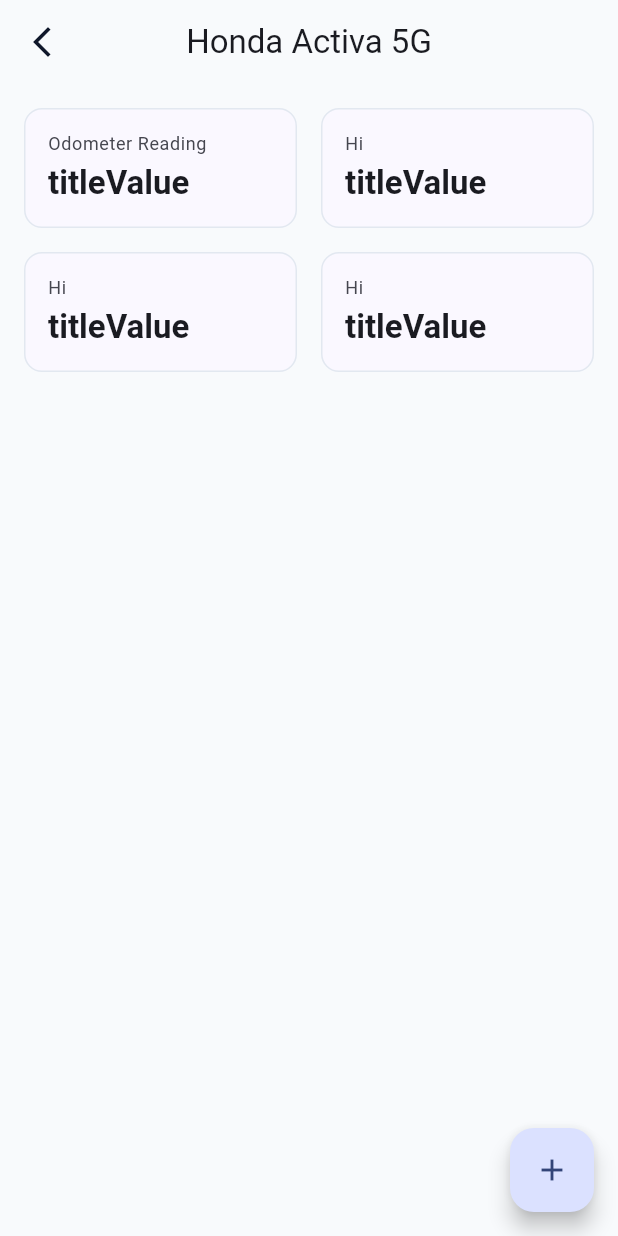
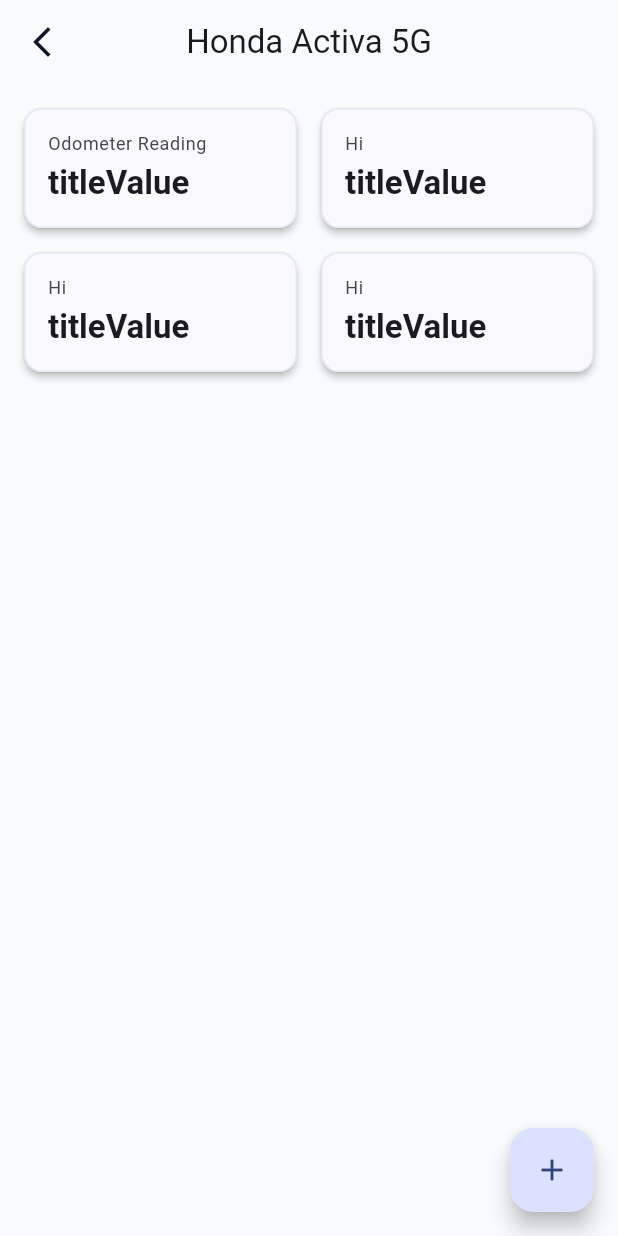
Before and after one commit to navaneethpp/odomex, a Flutter app: the screen it shows after launch, after a tap on the "visibility" icon, on a phone screen of 412 x 824 dp. Run offline on Flutter 3.47's test engine with Material 3 defaults, Android fonts, the phone set to English and light mode, and no system bars.

Commit message:
refactor: standardize UI layout values by introducing AppSizes and applying them across screen components

```diff
--- /dev/null
+++ b/lib/core/theme/app_sizes.dart
@@ -0,0 +1,74 @@
+class AppSizes {
+  AppSizes._();
+
+  // ─────────────────────────────────────────────
+  // PADDING
+  // ─────────────────────────────────────────────
+
+  static const double paddingXs = 4;
+  static const double paddingSm = 8;
+  static const double paddingMd = 12;
+  static const double paddingLg = 16;
+  static const double paddingXl = 24;
+  static const double paddingXxl = 32;
+
+  // ─────────────────────────────────────────────
+  // SPACING
+  // ─────────────────────────────────────────────
+
+  static const double spacingXs = 4;
+  static const double spacingSm = 8;
+  static const double spacingMd = 12;
+  static const double spacingLg = 16;
+  static const double spacingXl = 24;
+  static const double spacingXxl = 32;
+
+  // ─────────────────────────────────────────────
+  // BORDER RADIUS
+  // ─────────────────────────────────────────────
+
+  static const double radiusSm = 8;
+  static const double radiusMd = 10;
+  static const double radiusLg = 12;
+  static const double radiusXl = 16;
+  static const double radiusRound = 999;
+
+  // ─────────────────────────────────────────────
+  // ICON SIZES
+  // ─────────────────────────────────────────────
+
+  static const double iconXs = 16;
+  static const double iconSm = 18;
+  static const double iconMd = 20;
+  static const double iconLg = 24;
+  static const double iconXl = 32;
+
+  // ─────────────────────────────────────────────
+  // BUTTONS
+  // ─────────────────────────────────────────────
+
+  static const double buttonHeight = 48;
+  static const double buttonMinWidth = 120;
+
+  // ─────────────────────────────────────────────
+  // INPUTS
+  // ─────────────────────────────────────────────
+
+  static const double inputHeight = 48;
+
+  // ─────────────────────────────────────────────
+  // BORDERS
+  // ─────────────────────────────────────────────
+
+  static const double borderWidth = 1;
+  static const double focusedBorderWidth = 1.5;
+
+  // ─────────────────────────────────────────────
+  // ELEVATION
+  // ─────────────────────────────────────────────
+
+  static const double elevationNone = 0;
+  static const double elevationSm = 1;
+  static const double elevationMd = 2;
+  static const double elevationLg = 4;
+}
--- a/lib/screens/HomeScreen/home_screen.dart
+++ b/lib/screens/HomeScreen/home_screen.dart
@@ -1,4 +1,5 @@
 import 'package:flutter/material.dart';
+import 'package:odomex/core/theme/app_sizes.dart';
 
 import 'package:odomex/data/vehicles.dart';
 import 'package:odomex/models/vehicle.dart';
@@ -38,7 +39,7 @@
         itemCount: Vehicles.vehicles.length,
 
         separatorBuilder: (context, index) {
-          return const SizedBox(height: 12);
+          return const SizedBox(height: AppSizes.spacingMd);
         },
 
         itemBuilder: (context, index) {
--- a/lib/screens/HomeScreen/widgets/vehicle_card.dart
+++ b/lib/screens/HomeScreen/widgets/vehicle_card.dart
@@ -1,4 +1,5 @@
 import 'package:flutter/material.dart';
+import 'package:odomex/core/theme/app_sizes.dart';
 import 'package:odomex/models/vehicle.dart';
 
 class VehicleCard extends StatelessWidget {
@@ -18,12 +19,14 @@
     final theme = Theme.of(context);
 
     return Card(
-      elevation: 1,
+      elevation: AppSizes.elevationSm,
       child: InkWell(
         onTap: onView,
-        borderRadius: BorderRadius.circular(12),
+        borderRadius: BorderRadius.circular(
+          AppSizes.radiusLg,
+        ),
         child: Padding(
-          padding: const EdgeInsets.all(16),
+          padding: const EdgeInsets.all(AppSizes.paddingLg),
           child: Row(
             children: [
               Expanded(
@@ -36,7 +39,9 @@
                       style: theme.textTheme.titleMedium,
                     ),
 
-                    const SizedBox(height: 6),
+                    const SizedBox(
+                      height: AppSizes.spacingSm,
+                    ),
 
                     Text(
                       '${vehicle.odometerReading} km',
--- a/lib/screens/VehicleDetailsScreen/vehicle_details.dart
+++ b/lib/screens/VehicleDetailsScreen/vehicle_details.dart
@@ -1,4 +1,5 @@
 import 'package:flutter/material.dart';
+import 'package:odomex/core/theme/app_sizes.dart';
 import 'package:odomex/models/vehicle.dart';
 import 'package:odomex/screens/VehicleDetailsScreen/widgets/responsive_info_card.dart';
 import 'package:odomex/widgets/screen_container.dart';
@@ -31,7 +32,7 @@
                     titleValue: 'titleValue',
                   ),
                 ),
-                const SizedBox(width: 16),
+                const SizedBox(width: AppSizes.spacingLg),
                 const Expanded(
                   child: ResponsiveInfoCard(
                     subtitleValue: 'Hi',
@@ -40,7 +41,7 @@
                 ),
               ],
             ),
-            const SizedBox(height: 16),
+            const SizedBox(height: AppSizes.spacingLg),
             Row(
               children: [
                 const Expanded(
@@ -49,7 +50,7 @@
                     titleValue: 'titleValue',
                   ),
                 ),
-                const SizedBox(width: 16),
+                const SizedBox(width: AppSizes.spacingLg),
                 const Expanded(
                   child: ResponsiveInfoCard(
                     subtitleValue: 'Hi',
--- a/lib/screens/VehicleDetailsScreen/widgets/responsive_info_card.dart
+++ b/lib/screens/VehicleDetailsScreen/widgets/responsive_info_card.dart
@@ -1,4 +1,5 @@
 import 'package:flutter/material.dart';
+import 'package:odomex/core/theme/app_sizes.dart';
 
 class ResponsiveInfoCard extends StatelessWidget {
   final String subtitleValue;
@@ -23,9 +24,9 @@
       width: double.infinity,
       child: Card(
         color: backgroundColor ?? colorScheme.surface,
-        elevation: 0,
+        elevation: AppSizes.elevationMd,
         child: Padding(
-          padding: const EdgeInsets.all(16),
+          padding: const EdgeInsets.all(AppSizes.paddingLg),
           child: Column(
             crossAxisAlignment: CrossAxisAlignment.start,
             mainAxisSize: MainAxisSize.min,
@@ -33,10 +34,10 @@
               if (icon != null) ...[
                 Icon(
                   icon,
-                  size: 20,
+                  size: AppSizes.iconMd,
                   color: colorScheme.onSurfaceVariant,
                 ),
-                const SizedBox(height: 8),
+                const SizedBox(height: AppSizes.spacingSm),
               ],
 
               Text(
@@ -49,7 +50,7 @@
                 overflow: TextOverflow.ellipsis,
               ),
 
-              const SizedBox(height: 4),
+              const SizedBox(height: AppSizes.spacingXs),
 
               Text(
                 titleValue,
```
